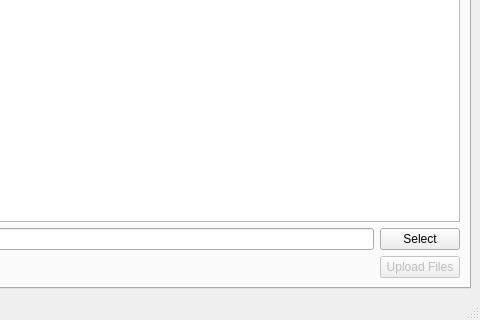
Old version of the form mainwindow.ui in the repository BlueQuartzSoftware/MetaForge; both pictures show x 899 to 1379 and y 366 to 686 of the 1379 by 686 pixel window.
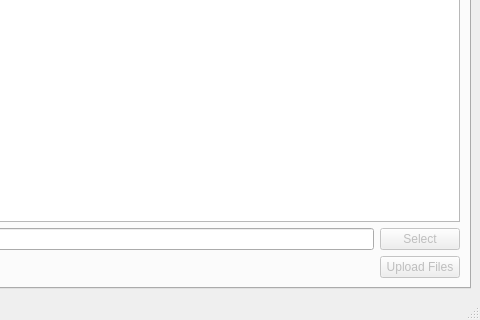
New version of the form. The open tabs and pages were chosen to show the change.

Commit message: Fixed shifting things in the create table list Fixed unchecking children in the table Edited which buttons get enabled and disabled on the use table side Edited the ui of the use table model

Diff of the .ui file:
```diff
--- a/mainwindow.ui
+++ b/mainwindow.ui
@@ -351,6 +351,9 @@
           </item>
           <item>
            <widget class="QPushButton" name="hyperthoughtLocationButton">
+            <property name="enabled">
+             <bool>false</bool>
+            </property>
             <property name="text">
              <string>Select</string>
             </property>
```
The commit also changes 7 other files.
